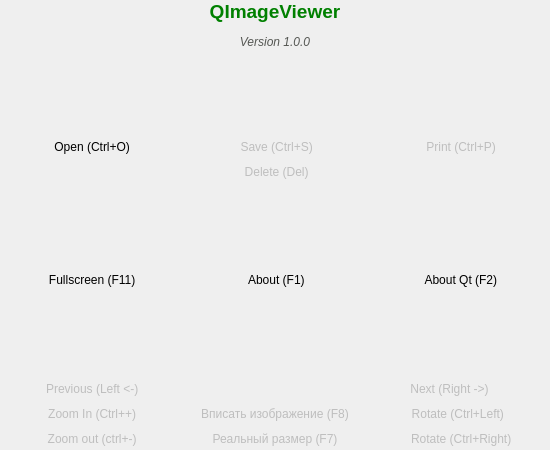
First picture: the form in QImageWiever/infodialog.ui, repository Rork96/QtProjects, before the edit.
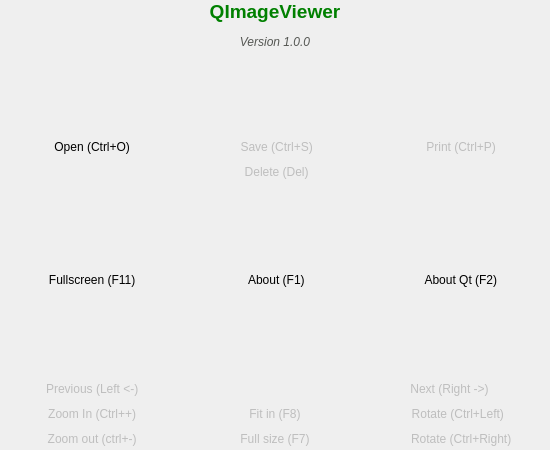
Second picture: the form after the edit. Icons and pictures are not drawn.

Patch:
```diff
--- a/QImageWiever/infodialog.ui
+++ b/QImageWiever/infodialog.ui
@@ -296,7 +296,7 @@
       <bool>false</bool>
      </property>
      <property name="text">
-      <string>Реальный размер (F7)</string>
+      <string>Full size (F7)</string>
      </property>
      <property name="icon">
       <iconset resource="res.qrc">
@@ -313,7 +313,7 @@
       <bool>false</bool>
      </property>
      <property name="text">
-      <string>Вписать изображение (F8)</string>
+      <string>Fit in (F8)</string>
      </property>
      <property name="icon">
       <iconset resource="res.qrc">
```
